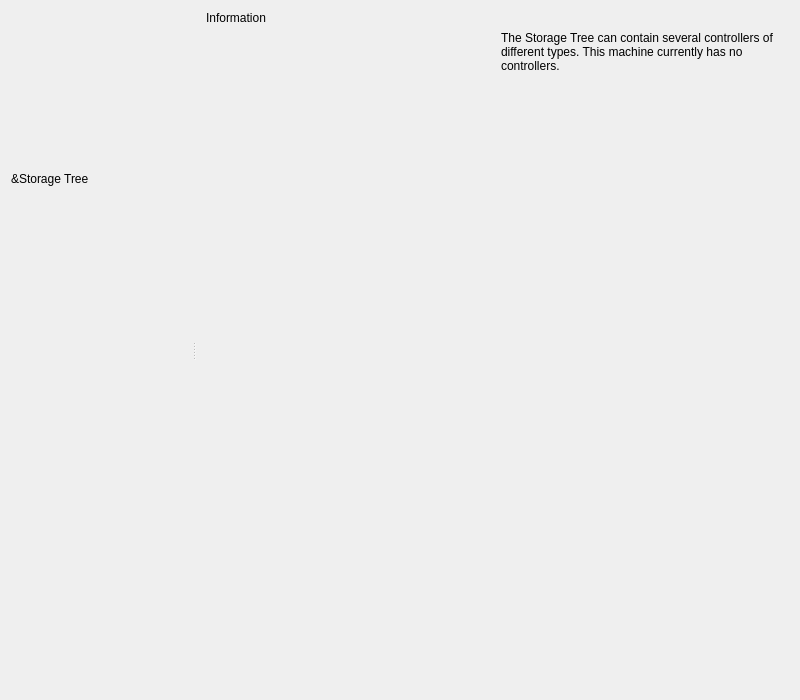
First picture: the form in vbox/src/VBox/Frontends/VirtualBox/src/settings/machine/UIMachineSettingsStorage.ui, repository jljuxgm/vboxgit, before the edit.
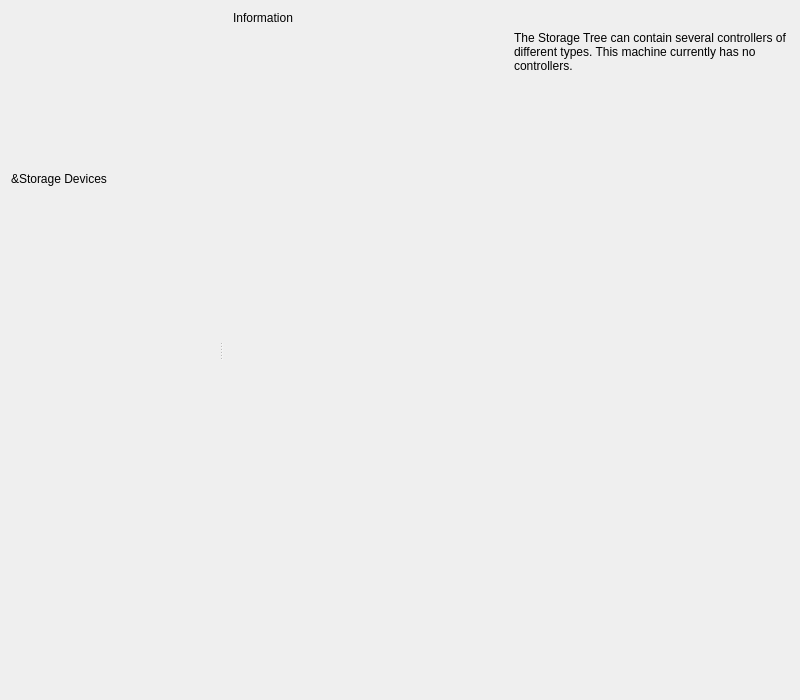
Second picture: the form after the edit. Custom widgets are drawn as their Qt base class.

```diff
--- a/vbox/src/VBox/Frontends/VirtualBox/src/settings/machine/UIMachineSettingsStorage.ui
+++ b/vbox/src/VBox/Frontends/VirtualBox/src/settings/machine/UIMachineSettingsStorage.ui
@@ -48,7 +48,7 @@
        <item>
         <widget class="QILabelSeparator" native="1" name="mLsLeftPane" >
          <property name="text" >
-          <string>&amp;Storage Tree</string>
+          <string>&amp;Storage Devices</string>
          </property>
         </widget>
        </item>
```
